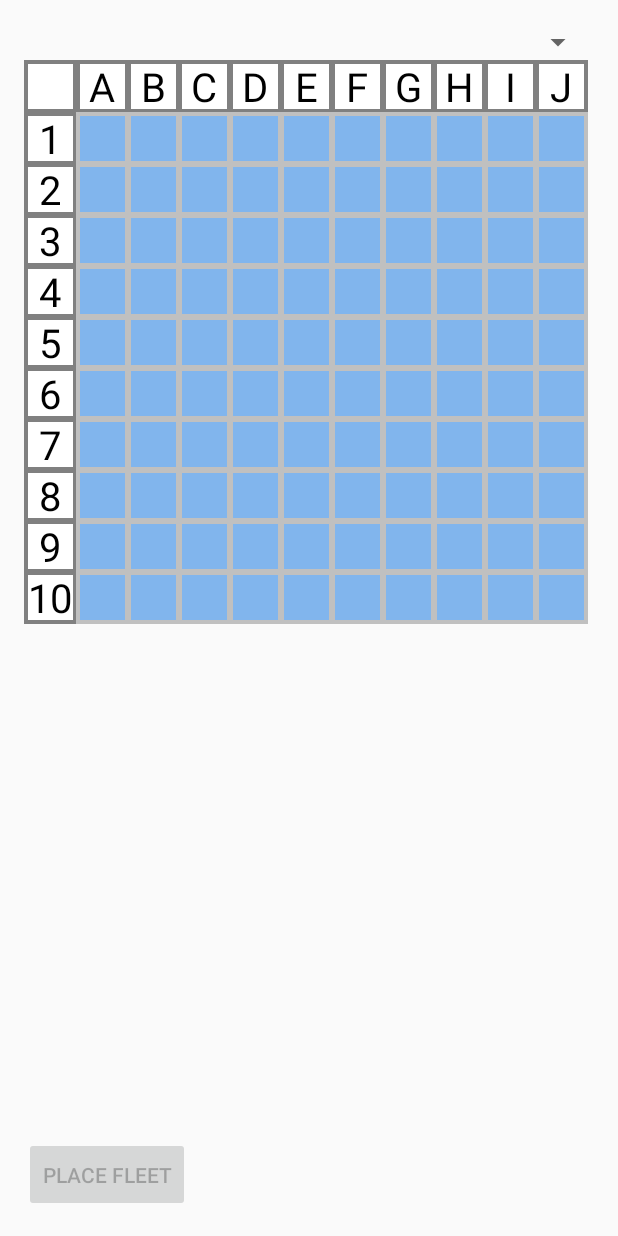
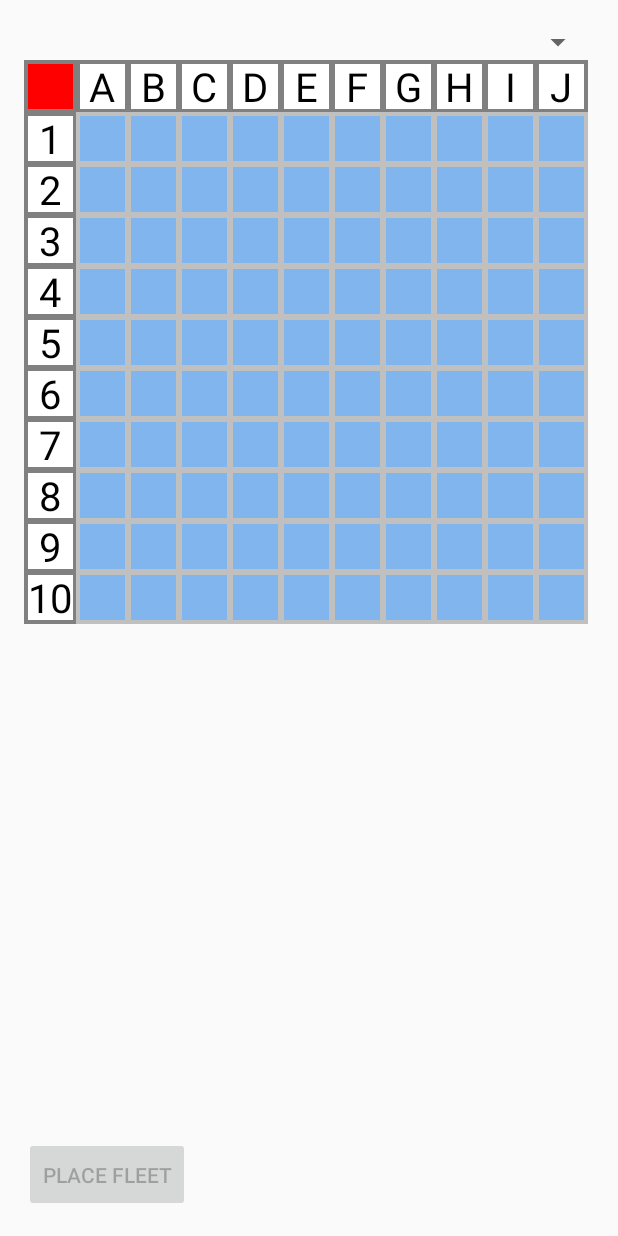
Before and after one commit to drewmiley/BattleshipAndroid, an Android app: the layout activity_one_player_versus_fleet_placement.xml on its own in the app's theme, with its tools: preview values and no code run, on a phone screen of 412 x 824 dp. Run offline under Robolectric (Android 15) with nearby library versions, the phone set to English and light mode, and no system bars.

Commit message:
Implements change of color for (0,0) button

```diff
--- a/app/src/main/java/com/scottlogic/dmiley/battleship/activities/oneplayersolo/OnePlayerSoloGameActivity.java
+++ b/app/src/main/java/com/scottlogic/dmiley/battleship/activities/oneplayersolo/OnePlayerSoloGameActivity.java
@@ -232,9 +232,9 @@ public class OnePlayerSoloGameActivity extends ActionBarActivity implements Sele
   // Called when shot is taken and ship not sunk
   private void shipHit() {
     boolean hit = onePlayerRadar.getCurrentGuessCellType().getIsShip();
-    String toastText =  playerRadar.getCurrentGuessCellType().getIsShip() ?
+    String toastText =  onePlayerRadar.getCurrentGuessCellType().getIsShip() ?
       getString(R.string.hit) : getString(R.string.miss);
-    toast.setText(toastText)
+    toast.setText(toastText);
     toast.show();
     updateUI();
   }
--- a/app/src/main/java/com/scottlogic/dmiley/battleship/activities/twoplayer/TwoPlayerGameActivity.java
+++ b/app/src/main/java/com/scottlogic/dmiley/battleship/activities/twoplayer/TwoPlayerGameActivity.java
@@ -513,7 +513,7 @@ public class TwoPlayerGameActivity extends ActionBarActivity implements SensorEv
       hit = playerTwoRadar.getCurrentGuessCellType().getIsShip();
     }
     String toastText = hit ? getString(R.string.hit) : getString(R.string.miss);
-    toastText.setText(toastText);
+    toast.setText(toastText);
     toast.show();
     updateUI();
   }
--- a/app/src/main/java/com/scottlogic/dmiley/battleship/gridview/FleetPlacementGridView.java
+++ b/app/src/main/java/com/scottlogic/dmiley/battleship/gridview/FleetPlacementGridView.java
@@ -18,6 +18,7 @@ import java.util.List;
 // Display a touchable Battleship Ocean
 public class FleetPlacementGridView extends BattleshipGridView {
 
+  private int addShipButtonColor;
   private int validStripSelectedBorderColor;
   private int invalidStripSelectedBorderColor;
   private int[] stripColors;
@@ -37,6 +38,7 @@ public class FleetPlacementGridView extends BattleshipGridView {
     // Initialise colors of selected strip highlight
     TypedArray typedArray = context.getTheme().obtainStyledAttributes(attributeSet, R.styleable.FleetPlacementGridView, 0, 0);
     try {
+      addShipButtonColor = typedArray.getInteger(R.styleable.FleetPlacementGridView_addShipButtonColor, 0);
       validStripSelectedBorderColor = typedArray.getInteger(R.styleable.FleetPlacementGridView_validStripSelectedBorderColor, 0);
       invalidStripSelectedBorderColor = typedArray.getInteger(R.styleable.FleetPlacementGridView_invalidStripSelectedBorderColor, 0);
     } finally {
@@ -283,6 +285,7 @@ public class FleetPlacementGridView extends BattleshipGridView {
       drawCoordinateLabel(canvas);
     }
 
+    drawAddShipButtonForeground(canvas);
     drawGridBorder(canvas);
 
     drawDefaultGridBorder(canvas);
@@ -350,6 +353,14 @@ public class FleetPlacementGridView extends BattleshipGridView {
         drawCellForeground(canvas, gridLocation, paint);
       }
     }
+  }
+
+  // Draw (0,0) add ship button
+  private void drawAddShipButtonForeground(Canvas canvas) {
+    Paint paint = new Paint();
+    paint.setColor(addShipButtonColor);
+    GridLocation gridLocation = new GridLocation(0, 0);
+    drawCellForeground(canvas, gridLocation, paint);
   }
 
   // Draw border of selected strip to indicate validity
--- a/app/src/main/res/layout/activity_one_player_versus_fleet_placement.xml
+++ b/app/src/main/res/layout/activity_one_player_versus_fleet_placement.xml
@@ -24,6 +24,7 @@
     custom:gridForegroundColorOne="#81b5ed"
     custom:gridForegroundColorTwo="#81b5ed"
     custom:gridBorderColor="#c0c0c0"
+    custom:addShipButtonColor="#ff0000"
     custom:coordinateLabelForegroundColor="#ffffff"
     custom:coordinateLabelBorderColor="#808080"
     custom:coordinateLabelTextColor="#000000"
--- a/app/src/main/res/layout/activity_two_player_fleet_placement.xml
+++ b/app/src/main/res/layout/activity_two_player_fleet_placement.xml
@@ -38,6 +38,7 @@
     custom:gridForegroundColorOne="#81b5ed"
     custom:gridForegroundColorTwo="#81b5ed"
     custom:gridBorderColor="#c0c0c0"
+    custom:addShipButtonColor="#ff0000"
     custom:coordinateLabelForegroundColor="#ffffff"
     custom:coordinateLabelBorderColor="#808080"
     custom:coordinateLabelTextColor="#000000"
--- a/app/src/main/res/values/fleetPlacementGridAttributes.xml
+++ b/app/src/main/res/values/fleetPlacementGridAttributes.xml
@@ -1,6 +1,7 @@
 <?xml version="1.0" encoding="utf-8"?>
 <resources>
   <declare-styleable name="FleetPlacementGridView">
+    <attr name="addShipButtonColor" format="color"/>
     <attr name="validStripSelectedBorderColor" format="color"/>
     <attr name="invalidStripSelectedBorderColor" format="color"/>
   </declare-styleable>
```
Also changed, not shown: 44 other files.
